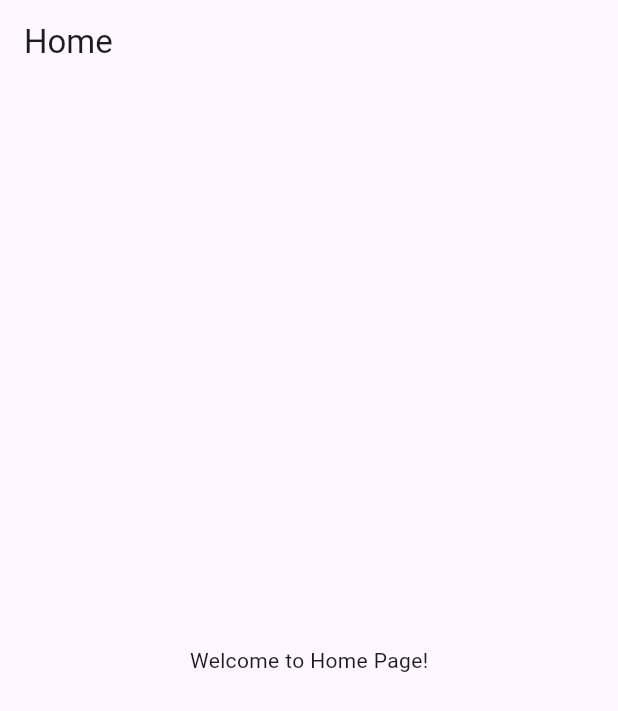
After one commit to elshaarawy7/chat-App, a Flutter app: the HomeScreen screen opened directly, on a phone screen of 412 x 824 dp. The commit adds this screen. Shown: the top 711 px of the screen. Run offline on Flutter 3.47's test engine with Material 3 defaults, Android fonts, the phone set to English and light mode, and no system bars; our stand-ins replace flutter_login.

Commit message:
add nivigator and page home screan

```diff
--- /dev/null
+++ b/lib/pages/home_screan.dart
@@ -0,0 +1,13 @@
+import 'package:flutter/material.dart';
+
+class HomeScreen extends StatelessWidget {
+  const HomeScreen({super.key});
+
+  @override
+  Widget build(BuildContext context) {
+    return Scaffold(
+      appBar: AppBar(title: const Text("Home")),
+      body: const Center(child: Text("Welcome to Home Page!")),
+    );
+  }
+}
```
Also changed, not shown: lib/pages/logIn.dart (+32 -17 lines).
